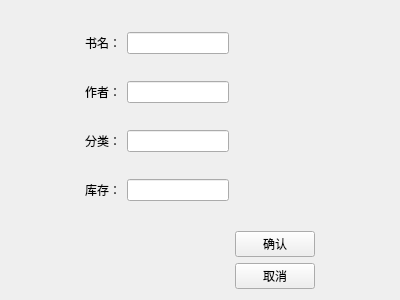
Before: the Qt Designer form bookeditview.ui in ay212/BookBorrowSystem, drawn with Qt 5.
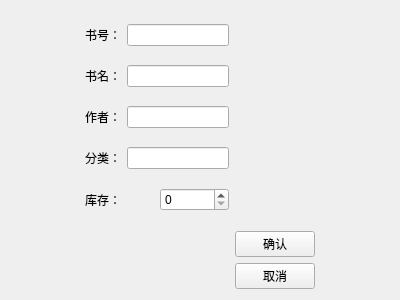
After: the same form once the commit is applied.

```diff
--- a/bookeditview.ui
+++ b/bookeditview.ui
@@ -14,24 +14,25 @@
    <string>编辑图书信息</string>
   </property>
   <layout class="QGridLayout" name="gridLayout">
-   <item row="0" column="0">
-    <spacer name="horizontalSpacer">
-     <property name="orientation">
-      <enum>Qt::Orientation::Horizontal</enum>
-     </property>
-     <property name="sizeHint" stdset="0">
-      <size>
-       <width>81</width>
-       <height>20</height>
-      </size>
-     </property>
-    </spacer>
-   </item>
    <item row="0" column="1" rowspan="2">
     <layout class="QVBoxLayout" name="verticalLayout">
      <item>
       <layout class="QHBoxLayout" name="horizontalLayout">
        <item>
+        <widget class="QLabel" name="label_5">
+         <property name="text">
+          <string>书号：</string>
+         </property>
+        </widget>
+       </item>
+       <item>
+        <widget class="QLineEdit" name="leBookId"/>
+       </item>
+      </layout>
+     </item>
+     <item>
+      <layout class="QHBoxLayout" name="horizontalLayout_5">
+       <item>
         <widget class="QLabel" name="label">
          <property name="text">
           <string>书名：</string>
@@ -81,13 +82,13 @@
         </widget>
        </item>
        <item>
-        <widget class="QLineEdit" name="sbStock"/>
+        <widget class="QSpinBox" name="sbStock"/>
        </item>
       </layout>
      </item>
     </layout>
    </item>
-   <item row="1" column="2">
+   <item row="0" column="2" rowspan="2">
     <spacer name="verticalSpacer">
      <property name="orientation">
       <enum>Qt::Orientation::Vertical</enum>
@@ -100,7 +101,7 @@
      </property>
     </spacer>
    </item>
-   <item row="1" column="3">
+   <item row="0" column="3">
     <spacer name="horizontalSpacer_2">
      <property name="orientation">
       <enum>Qt::Orientation::Horizontal</enum>
@@ -113,6 +114,19 @@
      </property>
     </spacer>
    </item>
+   <item row="1" column="0">
+    <spacer name="horizontalSpacer">
+     <property name="orientation">
+      <enum>Qt::Orientation::Horizontal</enum>
+     </property>
+     <property name="sizeHint" stdset="0">
+      <size>
+       <width>81</width>
+       <height>20</height>
+      </size>
+     </property>
+    </spacer>
+   </item>
    <item row="2" column="2">
     <layout class="QVBoxLayout" name="verticalLayout_2">
      <item>
```
